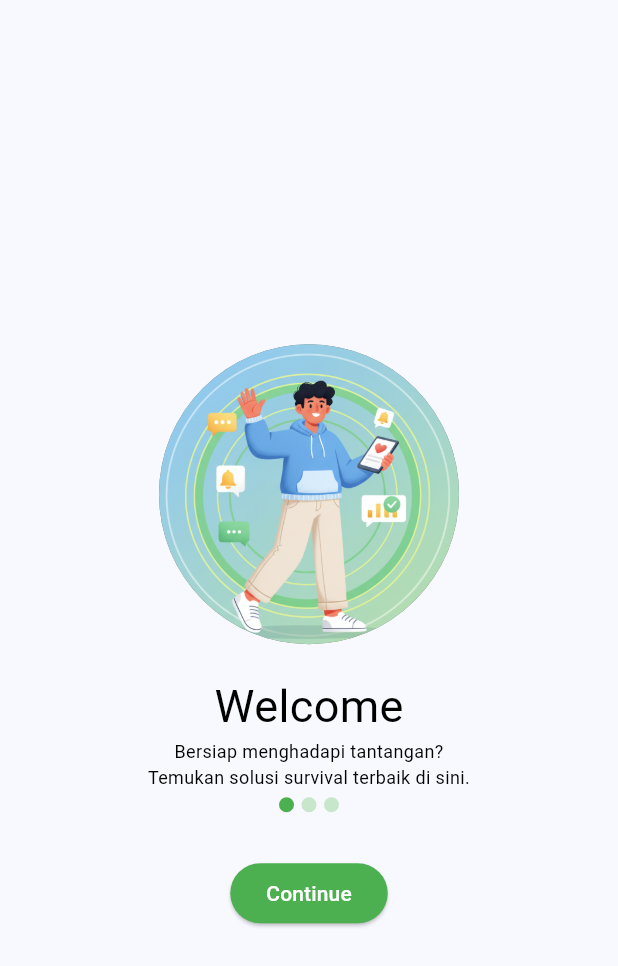
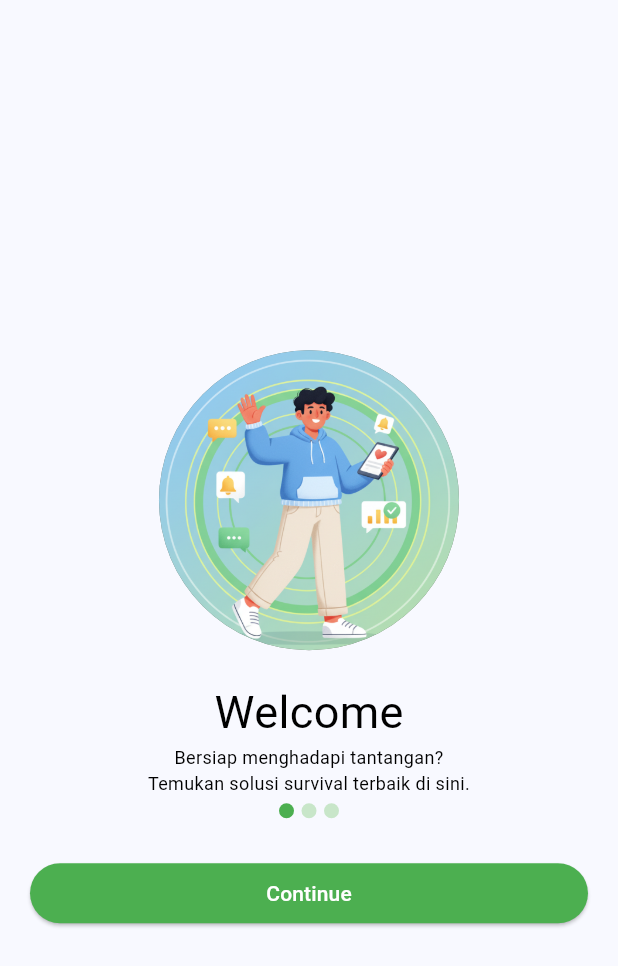
Before and after one commit to dwiilhammaulana/practice_week_6, a Flutter app: the screen it shows after launch, after a tap on "Continue", on a phone screen of 412 x 824 dp. Shown: the top 966 px of the screen. Run offline on Flutter 3.47's test engine with Material 3 defaults, Android fonts, the phone set to English and light mode, and no system bars.

Commit message:
buat button

```diff
--- a/lib/screen/splash_screen1.dart
+++ b/lib/screen/splash_screen1.dart
@@ -75,16 +75,23 @@ class Screen1 extends StatelessWidget {
                         ],
                       ),
                       SizedBox(height: 30),
-                          Container(
-                            child: ElevatedButton(onPressed: (){
-
+                           Container(
+                            margin: EdgeInsets.only(right: 20,left: 20),
+                            child: SizedBox(
+                              height: 40,
+                              width: double.infinity,
+                            child: ElevatedButton(
+                              onPressed: (){
                             },
                             style: ElevatedButton.styleFrom(
                               backgroundColor: Colors.green,
                             ),
                              child: Text("Continue",style: TextStyle(
                               color: Colors.white,
-                             ),)),
+                             )
+                             )
+                          ),
+                          )
                           )
          ],
         ),
```
